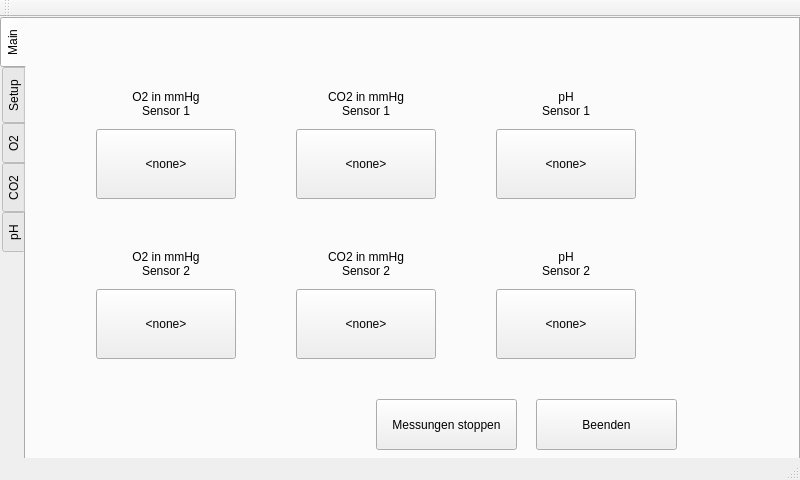
The window that mainwindow.ui (CalamariFritti/DesktopUiQt) describes before a commit, drawn with Qt 5.
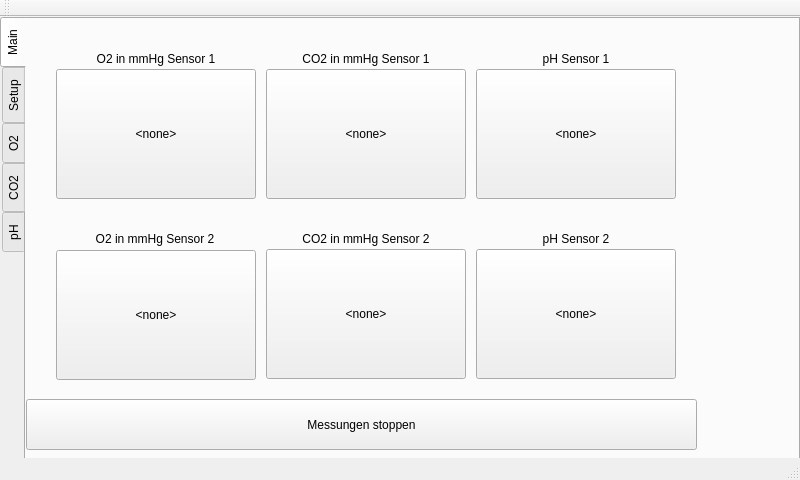
The same window after the commit. The open tabs and pages were chosen to show the change. Custom widgets are drawn as their Qt base class.

Diff of the .ui file:
```diff
--- a/mainwindow.ui
+++ b/mainwindow.ui
@@ -34,21 +34,23 @@
      <number>1</number>
     </property>
     <widget class="QWidget" name="general">
+     <property name="styleSheet">
+      <string notr="true"/>
+     </property>
      <attribute name="title">
       <string>Main</string>
      </attribute>
      <widget class="QLabel" name="label">
       <property name="geometry">
        <rect>
-        <x>70</x>
-        <y>60</y>
-        <width>140</width>
-        <height>50</height>
+        <x>30</x>
+        <y>30</y>
+        <width>200</width>
+        <height>20</height>
        </rect>
       </property>
       <property name="text">
-       <string>O2 in mmHg
-Sensor 1</string>
+       <string>O2 in mmHg Sensor 1</string>
       </property>
       <property name="alignment">
        <set>Qt::AlignCenter</set>
@@ -57,14 +59,16 @@
      <widget class="QPushButton" name="pO2DisplayButton">
       <property name="geometry">
        <rect>
-        <x>70</x>
-        <y>110</y>
-        <width>140</width>
-        <height>70</height>
+        <x>30</x>
+        <y>50</y>
+        <width>200</width>
+        <height>130</height>
        </rect>
       </property>
       <property name="styleSheet">
-       <string notr="true"/>
+       <string notr="true">.QWidget {
+background-color : transparent
+ }</string>
       </property>
       <property name="text">
        <string>&lt;none&gt;</string>
@@ -73,10 +77,10 @@
      <widget class="QPushButton" name="pCO2DisplayButton">
       <property name="geometry">
        <rect>
-        <x>270</x>
-        <y>110</y>
-        <width>140</width>
-        <height>70</height>
+        <x>240</x>
+        <y>50</y>
+        <width>200</width>
+        <height>130</height>
        </rect>
       </property>
       <property name="styleSheet">
@@ -89,15 +93,14 @@
      <widget class="QLabel" name="label_2">
       <property name="geometry">
        <rect>
-        <x>270</x>
-        <y>60</y>
-        <width>140</width>
-        <height>50</height>
+        <x>240</x>
+        <y>30</y>
+        <width>200</width>
+        <height>20</height>
        </rect>
       </property>
       <property name="text">
-       <string>CO2 in mmHg
-Sensor 1</string>
+       <string>CO2 in mmHg Sensor 1</string>
       </property>
       <property name="alignment">
        <set>Qt::AlignCenter</set>
@@ -106,9 +109,9 @@
      <widget class="QPushButton" name="stopMeassurementButton">
       <property name="geometry">
        <rect>
-        <x>350</x>
+        <x>0</x>
         <y>380</y>
-        <width>141</width>
+        <width>671</width>
         <height>51</height>
        </rect>
       </property>
@@ -119,15 +122,14 @@
      <widget class="QLabel" name="label_4">
       <property name="geometry">
        <rect>
-        <x>470</x>
-        <y>60</y>
-        <width>140</width>
-        <height>50</height>
+        <x>450</x>
+        <y>30</y>
+        <width>200</width>
+        <height>20</height>
        </rect>
       </property>
       <property name="text">
-       <string>pH
-Sensor 1</string>
+       <string>pH Sensor 1</string>
       </property>
       <property name="alignment">
        <set>Qt::AlignCenter</set>
@@ -136,10 +138,10 @@
      <widget class="QPushButton" name="pHDisplayButton">
       <property name="geometry">
        <rect>
-        <x>470</x>
-        <y>110</y>
-        <width>140</width>
-        <height>70</height>
+        <x>450</x>
+        <y>50</y>
+        <width>200</width>
+        <height>130</height>
        </rect>
       </property>
       <property name="styleSheet">
@@ -152,10 +154,10 @@
      <widget class="QPushButton" name="pO2DisplayButton_2">
       <property name="geometry">
        <rect>
-        <x>70</x>
-        <y>270</y>
-        <width>140</width>
-        <height>70</height>
+        <x>30</x>
+        <y>231</y>
+        <width>200</width>
+        <height>130</height>
        </rect>
       </property>
       <property name="styleSheet">
@@ -168,15 +170,14 @@
      <widget class="QLabel" name="label_10">
       <property name="geometry">
        <rect>
-        <x>70</x>
-        <y>220</y>
-        <width>140</width>
-        <height>50</height>
+        <x>29</x>
+        <y>210</y>
+        <width>200</width>
+        <height>20</height>
        </rect>
       </property>
       <property name="text">
-       <string>O2 in mmHg
-Sensor 2</string>
+       <string>O2 in mmHg Sensor 2</string>
       </property>
       <property name="alignment">
        <set>Qt::AlignCenter</set>
@@ -185,15 +186,14 @@
      <widget class="QLabel" name="label_11">
       <property name="geometry">
        <rect>
-        <x>270</x>
-        <y>220</y>
-        <width>140</width>
-        <height>50</height>
+        <x>240</x>
+        <y>210</y>
+        <width>200</width>
+        <height>20</height>
        </rect>
       </property>
       <property name="text">
-       <string>CO2 in mmHg
-Sensor 2</string>
+       <string>CO2 in mmHg Sensor 2</string>
       </property>
       <property name="alignment">
        <set>Qt::AlignCenter</set>
@@ -202,10 +202,10 @@
      <widget class="QPushButton" name="pCO2DisplayButton_2">
       <property name="geometry">
        <rect>
-        <x>270</x>
-        <y>270</y>
-        <width>140</width>
-        <height>70</height>
+        <x>240</x>
+        <y>230</y>
+        <width>200</width>
+        <height>130</height>
        </rect>
       </property>
       <property name="styleSheet">
@@ -218,10 +218,10 @@
      <widget class="QPushButton" name="pHDisplayButton_2">
       <property name="geometry">
        <rect>
-        <x>470</x>
-        <y>270</y>
-        <width>140</width>
-        <height>70</height>
+        <x>450</x>
+        <y>230</y>
+        <width>200</width>
+        <height>130</height>
        </rect>
       </property>
       <property name="styleSheet">
@@ -234,33 +234,19 @@
      <widget class="QLabel" name="label_12">
       <property name="geometry">
        <rect>
-        <x>470</x>
-        <y>220</y>
-        <width>140</width>
-        <height>50</height>
+        <x>450</x>
+        <y>210</y>
+        <width>200</width>
+        <height>20</height>
        </rect>
       </property>
       <property name="text">
-       <string>pH
-Sensor 2</string>
+       <string>pH Sensor 2</string>
       </property>
       <property name="alignment">
        <set>Qt::AlignCenter</set>
       </property>
      </widget>
-     <widget class="QPushButton" name="quitButton">
-      <property name="geometry">
-       <rect>
-        <x>510</x>
-        <y>380</y>
-        <width>141</width>
-        <height>51</height>
-       </rect>
-      </property>
-      <property name="text">
-       <string>Beenden</string>
-      </property>
-     </widget>
     </widget>
     <widget class="QWidget" name="start">
      <attribute name="title">
```
Left out of the diff: 7 changed lines with no effect on the pictures.
